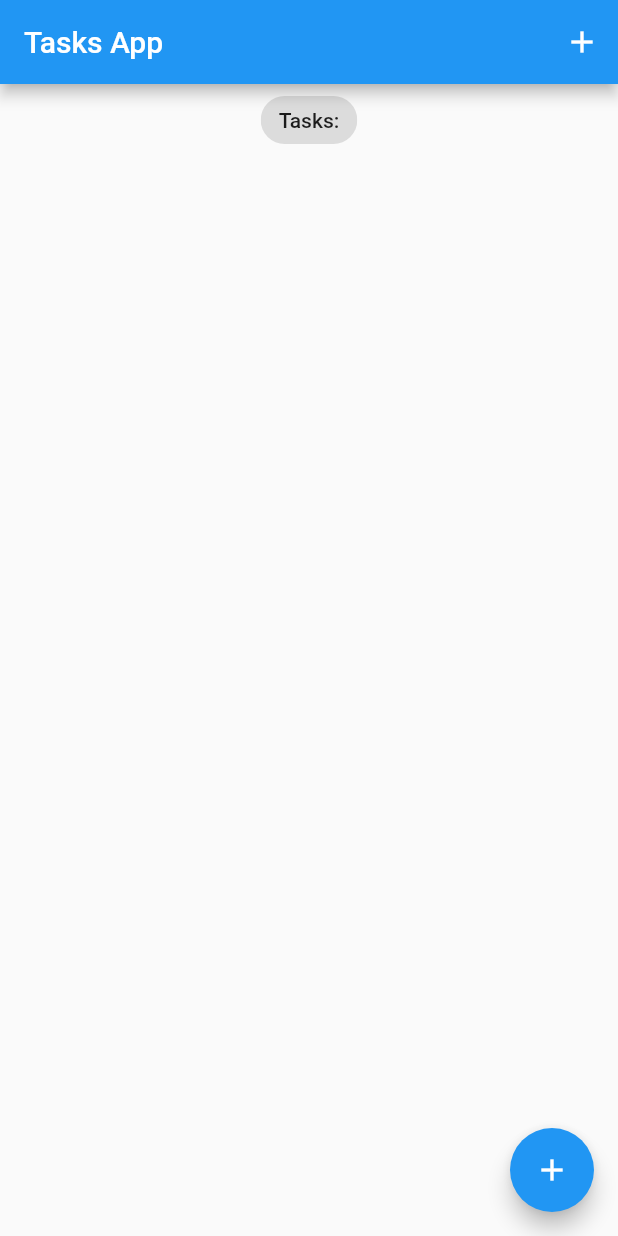
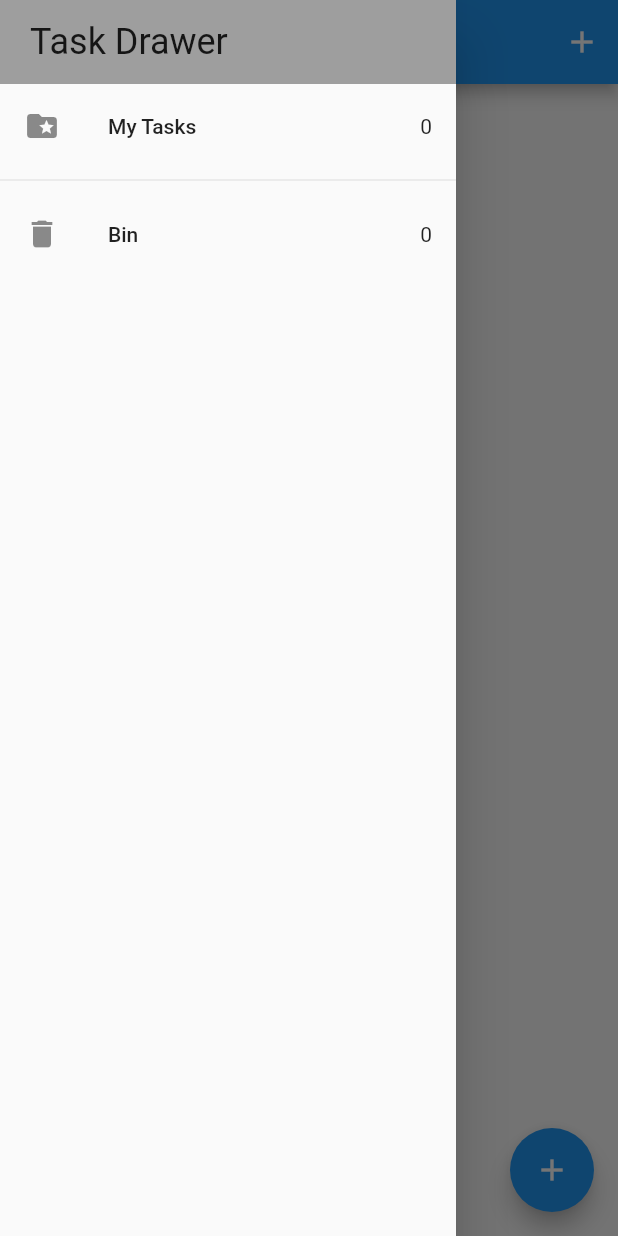
Before and after one commit to pmidura/BLoC-ToDoApp, a Flutter app: the screen it shows after launch, with the side drawer open (before the commit the screen has no drawer), on a phone screen of 412 x 824 dp. Run offline on Flutter 3.47's test engine with Material 2 defaults, Android fonts, the light colour scheme and no system bars; our stand-ins replace equatable, flutter_bloc, hydrated_bloc.

Commit message:
Part 2 - add drawer, recycle bin, events etc.

```diff
--- a/lib/bloc/tasks_bloc.dart
+++ b/lib/bloc/tasks_bloc.dart
@@ -11,6 +11,7 @@ class TasksBloc extends HydratedBloc<TasksEvent, TasksState> {
     on<AddTask>(_onAddTask);
     on<UpdateTask>(_onUpdateTask);
     on<DeleteTask>(_onDeleteTask);
+    on<RemoveTask>(_onRemoveTask);
   }
 
   void _onAddTask(AddTask event, Emitter<TasksState> emit) {
@@ -18,6 +19,7 @@ class TasksBloc extends HydratedBloc<TasksEvent, TasksState> {
 
     emit(TasksState(
       allTasks: List.from(state.allTasks)..add(event.task),
+      removedTasks: state.removedTasks,
     ));
   }
 
@@ -34,6 +36,7 @@ class TasksBloc extends HydratedBloc<TasksEvent, TasksState> {
 
     emit(TasksState(
       allTasks: allTasks,
+      removedTasks: state.removedTasks,
     ));
   }
 
@@ -41,7 +44,17 @@ class TasksBloc extends HydratedBloc<TasksEvent, TasksState> {
     final state = this.state;
 
     emit(TasksState(
+      allTasks: state.allTasks,
+      removedTasks: List.from(state.removedTasks)..remove(event.task),
+    ));
+  }
+
+  void _onRemoveTask(RemoveTask event, Emitter<TasksState> emit) {
+    final state = this.state;
+
+    emit(TasksState(
       allTasks: List.from(state.allTasks)..remove(event.task),
+      removedTasks: List.from(state.removedTasks)..add(event.task.copyWith(isDeleted: true)),
     ));
   }
 
--- a/lib/bloc/tasks_event.dart
+++ b/lib/bloc/tasks_event.dart
@@ -39,3 +39,14 @@ class DeleteTask extends TasksEvent {
   @override
   List<Object> get props => [task];
 }
+
+class RemoveTask extends TasksEvent {
+  final Task task;
+
+  const RemoveTask({
+    required this.task,
+  });
+
+  @override
+  List<Object> get props => [task];
+}
--- a/lib/bloc/tasks_state.dart
+++ b/lib/bloc/tasks_state.dart
@@ -2,23 +2,27 @@ part of 'tasks_bloc.dart';
 
 class TasksState extends Equatable {
   final List<Task> allTasks;
+  final List<Task> removedTasks;
 
   const TasksState({
     this.allTasks = const <Task>[],
+    this.removedTasks = const <Task>[],
   });
 
   @override
-  List<Object> get props => [allTasks];
+  List<Object> get props => [allTasks, removedTasks];
 
   Map<String, dynamic> toMap() {
     return <String, dynamic>{
       'allTasks': allTasks.map((x) => x.toMap()).toList(),
+      'removedTasks': removedTasks.map((x) => x.toMap()).toList(),
     };
   }
 
   factory TasksState.fromMap(Map<String, dynamic> map) {
     return TasksState(
       allTasks: List<Task>.from(map['allTasks']?.map((x) => Task.fromMap(x))),
+      removedTasks: List<Task>.from(map['removedTasks']?.map((x) => Task.fromMap(x))),
     );
   }
 }
--- a/lib/main.dart
+++ b/lib/main.dart
@@ -1,3 +1,4 @@
+import 'package:bloc_to_do_app/services/app_router.dart';
 import 'package:flutter/material.dart';
 import 'package:flutter_bloc/flutter_bloc.dart';
 import 'package:hydrated_bloc/hydrated_bloc.dart';
@@ -9,18 +10,17 @@ import 'screens/tasks_screen.dart';
 void main() async {
   WidgetsFlutterBinding.ensureInitialized();
 
-  final storage = await HydratedStorage.build(
+  HydratedBloc.storage = await HydratedStorage.build(
     storageDirectory: await getApplicationDocumentsDirectory(),
   );
 
-  HydratedBlocOverrides.runZoned(
-    () => runApp(const MyApp()),
-    storage: storage,
-  );
+  runApp(MyApp(appRouter: AppRouter()));
 }
 
 class MyApp extends StatelessWidget {
-  const MyApp({super.key});
+  const MyApp({super.key, required this.appRouter});
+
+  final AppRouter appRouter;
 
   @override
   Widget build(BuildContext context) {
@@ -33,6 +33,7 @@ class MyApp extends StatelessWidget {
         ),
         debugShowCheckedModeBanner: false,
         home: const TasksScreen(),
+        onGenerateRoute: appRouter.onGenerateRoute,
       ),
     );
   }
--- /dev/null
+++ b/lib/screens/my_drawer.dart
@@ -0,0 +1,59 @@
+import 'package:bloc_to_do_app/screens/recycle_bin.dart';
+import 'package:bloc_to_do_app/screens/tasks_screen.dart';
+import 'package:flutter/material.dart';
+import 'package:flutter_bloc/flutter_bloc.dart';
+
+import '../bloc/tasks_bloc.dart';
+
+class MyDrawer extends StatelessWidget {
+  const MyDrawer({super.key});
+
+  @override
+  Widget build(BuildContext context) => SafeArea(
+        child: Drawer(
+          child: Column(
+            children: [
+              Container(
+                width: double.infinity,
+                padding:
+                    const EdgeInsets.symmetric(vertical: 14, horizontal: 20),
+                color: Colors.grey,
+                child: Text(
+                  'Task Drawer',
+                  style: Theme.of(context).textTheme.headlineSmall,
+                ),
+              ),
+
+              BlocBuilder<TasksBloc, TasksState>(
+                builder: (context, state) {
+                  return GestureDetector(
+                    onTap: () =>
+                        Navigator.of(context).pushNamed(TasksScreen.id),
+                    child: ListTile(
+                      leading: const Icon(Icons.folder_special),
+                      title: const Text('My Tasks'),
+                      trailing: Text('${state.allTasks.length}'),
+                    ),
+                  );
+                },
+              ),
+
+              const Divider(),
+
+              BlocBuilder<TasksBloc, TasksState>(
+                builder: (context, state) {
+                  return GestureDetector(
+                    onTap: () => Navigator.of(context).pushNamed(RecycleBin.id),
+                    child: ListTile(
+                      leading: const Icon(Icons.delete),
+                      title: const Text('Bin'),
+                      trailing: Text('${state.removedTasks.length}'),
+                    ),
+                  );
+                },
+              ),
+            ],
+          ),
+        ),
+      );
+}
--- a/lib/screens/tasks_screen.dart
+++ b/lib/screens/tasks_screen.dart
@@ -1,3 +1,4 @@
+import 'package:bloc_to_do_app/screens/my_drawer.dart';
 import 'package:flutter/material.dart';
 import 'package:flutter_bloc/flutter_bloc.dart';
 
@@ -8,6 +9,8 @@ import 'add_task_screen.dart';
 
 class TasksScreen extends StatefulWidget {
   const TasksScreen({super.key});
+
+  static const id = 'tasks_screen';
 
   @override
   State<TasksScreen> createState() => _TasksScreenState();
@@ -44,13 +47,14 @@ class _TasksScreenState extends State<TasksScreen> {
                 ),
               ],
             ),
+            drawer: const MyDrawer(),
             body: Column(
               crossAxisAlignment: CrossAxisAlignment.center,
               children: [
-                const Center(
+                Center(
                   child: Chip(
                     label: Text(
-                      'Tasks:',
+                      'Tasks: ${state.allTasks.length}',
                     ),
                   ),
                 ),
--- /dev/null
+++ b/lib/widgets/task_tile.dart
@@ -0,0 +1,43 @@
+import 'package:flutter/material.dart';
+import 'package:flutter_bloc/flutter_bloc.dart';
+
+import '../bloc/tasks_bloc.dart';
+import '../models/task.dart';
+
+class TaskTile extends StatelessWidget {
+  const TaskTile({
+    super.key,
+    required this.task,
+  });
+
+  final Task task;
+
+  void _removeOrDeleteTask(BuildContext ctx, Task task) {
+    task.isDeleted!
+      ? ctx.read<TasksBloc>().add(DeleteTask(task: task))
+      : ctx.read<TasksBloc>().add(RemoveTask(task: task));
+  }
+
+  @override
+  Widget build(BuildContext context) {
+    return ListTile(
+      title: Text(
+        task.title,
+        style: TextStyle(
+          decoration: task.isDone!
+            ? TextDecoration.lineThrough
+            : null
+        ),
+      ),
+      trailing: Checkbox(
+        value: task.isDone,
+        onChanged: task.isDeleted == false
+          ? (value) {
+            context.read<TasksBloc>().add(UpdateTask(task: task));
+          }
+          : null,
+      ),
+      onLongPress: () => _removeOrDeleteTask(context, task),
+    );
+  }
+}
--- a/pubspec.yaml
+++ b/pubspec.yaml
@@ -14,7 +14,7 @@ dependencies:
   flutter:
     sdk: flutter
   flutter_bloc: ^8.1.2
-  hydrated_bloc: ^8.1.0
+  hydrated_bloc: ^9.1.0
   path_provider: ^2.0.14
 
 dev_dependencies:
```
Also changed, not shown: lib/screens/recycle_bin.dart (added, +43 -0 lines), lib/services/app_router.dart (added, +16 -0 lines), lib/widgets/tasks_list.dart (+2 -12 lines), pubspec.lock, 1 other file.
